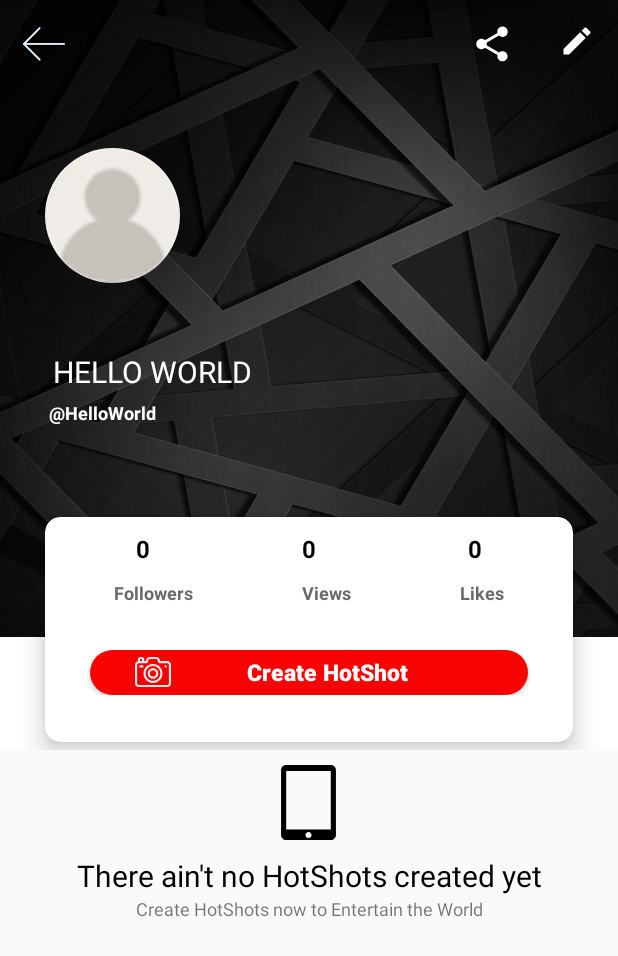
After one commit to soubiakulsum/gaana, an Android app: the MyHotShots screen opened directly, with no data from a screen before it, on a phone screen of 412 x 824 dp. The commit adds this screen. Shown: the top 956 px of the screen. Run offline under Robolectric (Android 15) with nearby library versions, the phone set to English and light mode, and no system bars; our stand-ins replace CircleImageView; Roboto replaces fonts that are not available here.

Commit message:
My Hotshots

```diff
--- a/app/src/main/AndroidManifest.xml
+++ b/app/src/main/AndroidManifest.xml
@@ -11,9 +11,10 @@
         android:roundIcon="@mipmap/ic_launcher_round"
         android:supportsRtl="true"
         android:theme="@style/Theme.Project_gaana">
-        <activity android:name=".activities.SettingsActivity"></activity>
+        <activity android:name=".activities.MyHotShots"></activity>
+        <activity android:name=".activities.SettingsActivity" />
         <activity android:name=".activities.PlayMusicActivity" />
-        <activity android:name=".activities.DummyActivity"></activity>
+        <activity android:name=".activities.DummyActivity" />
 
         <service
             android:name=".services.Empty"
--- /dev/null
+++ b/app/src/main/java/com/example/project_gaana/activities/MyHotShots.java
@@ -0,0 +1,16 @@
+package com.example.project_gaana.activities;
+
+import androidx.appcompat.app.AppCompatActivity;
+
+import android.os.Bundle;
+
+import com.example.project_gaana.R;
+
+public class MyHotShots extends AppCompatActivity {
+
+    @Override
+    protected void onCreate(Bundle savedInstanceState) {
+        super.onCreate(savedInstanceState);
+        setContentView(R.layout.activity_my_hot_shots);
+    }
+}
--- a/app/src/main/java/com/example/project_gaana/activities/SettingsActivity.java
+++ b/app/src/main/java/com/example/project_gaana/activities/SettingsActivity.java
@@ -2,15 +2,52 @@ package com.example.project_gaana.activities;
 
 import androidx.appcompat.app.AppCompatActivity;
 
+import android.content.Intent;
 import android.os.Bundle;
+import android.view.View;
+import android.widget.Button;
+import android.widget.RelativeLayout;
 
 import com.example.project_gaana.R;
 
 public class SettingsActivity extends AppCompatActivity {
+    private Button mBTNHOme;
+
+    private RelativeLayout mHotShotRelativeLayout;
+    private RelativeLayout mCardCoinBalance;
 
     @Override
     protected void onCreate(Bundle savedInstanceState) {
         super.onCreate(savedInstanceState);
         setContentView(R.layout.activity_settings);
+
+
+
+        mBTNHOme = findViewById(R.id.btnHome);
+        mHotShotRelativeLayout = findViewById(R.id.rlHotsShots);
+        mCardCoinBalance = findViewById(R.id.CardCoinBalance);
+//
+//        mCardCoinBalance.setOnClickListener(new View.OnClickListener() {
+//            @Override
+//            public void onClick(View v) {
+//                Intent intent = new Intent(SettingsActivity.this, coinBalance.class);
+//                startActivity(intent);
+//            }
+//        });
+//        mBTNHOme.setOnClickListener(new View.OnClickListener() {
+//            @Override
+//            public void onClick(View v) {
+//                Intent intent = new Intent(SettingsActivity.this, HomeActivity.class);
+//                startActivity(intent);
+//            }
+//        });
+
+        mHotShotRelativeLayout.setOnClickListener(new View.OnClickListener() {
+            @Override
+            public void onClick(View v) {
+                Intent intent = new Intent(SettingsActivity.this, MyHotShots.class);
+                startActivity(intent);
+            }
+        });
     }
 }
--- /dev/null
+++ b/app/src/main/res/layout/activity_my_hot_shots.xml
@@ -0,0 +1,216 @@
+<?xml version="1.0" encoding="utf-8"?>
+<LinearLayout xmlns:android="http://schemas.android.com/apk/res/android"
+    xmlns:app="http://schemas.android.com/apk/res-auto"
+    xmlns:tools="http://schemas.android.com/tools"
+    android:layout_width="match_parent"
+    android:orientation="vertical"
+    android:layout_height="match_parent"
+    tools:context=".activities.MyHotShots">
+    <RelativeLayout
+        android:layout_width="match_parent"
+        android:layout_height="500dp"
+        android:background="@drawable/blackbg">
+
+        <ImageView
+            android:id="@+id/imBack"
+            android:layout_width="28dp"
+            android:layout_height="28dp"
+            android:layout_margin="15dp"
+            android:background="@drawable/left_arrow_white"
+            android:padding="10dp" />
+
+        <ImageView
+            android:layout_width="28dp"
+            android:layout_height="28dp"
+            android:layout_margin="15dp"
+            android:layout_toStartOf="@id/edit"
+            android:background="@drawable/ic_baseline_share_24"
+            android:padding="10dp" />
+
+        <ImageView
+            android:id="@+id/edit"
+            android:layout_width="24dp"
+            android:layout_height="24dp"
+            android:layout_alignParentEnd="true"
+            android:layout_margin="15dp"
+            android:background="@drawable/ic_baseline_edit_24"
+            android:padding="10dp" />
+
+
+        <de.hdodenhof.circleimageview.CircleImageView xmlns:app="http://schemas.android.com/apk/res-auto"
+            android:id="@+id/profilepic"
+            android:layout_width="90dp"
+            android:layout_height="90dp"
+            android:layout_below="@id/imBack"
+            android:layout_marginVertical="40dp"
+            android:layout_marginStart="30dp"
+            android:src="@drawable/user"
+            app:civ_border_width="0dp" />
+
+        <TextView
+            android:id="@+id/nameprofile"
+            android:layout_width="wrap_content"
+            android:layout_height="wrap_content"
+            android:layout_below="@id/profilepic"
+            android:layout_marginStart="30dp"
+            android:padding="5dp"
+            android:text="HELLO WORLD"
+            android:textColor="@color/white"
+            android:textSize="20dp" />
+
+        <TextView
+            android:layout_width="wrap_content"
+            android:layout_height="wrap_content"
+            android:layout_below="@id/nameprofile"
+            android:layout_marginStart="30dp"
+            android:text=" @HelloWorld"
+            android:textColor="@color/white"
+            android:textSize="12sp"
+            android:textStyle="bold" />
+
+        <FrameLayout
+            android:layout_width="match_parent"
+            android:layout_height="75dp"
+            android:layout_alignParentBottom="true"
+            android:background="@color/white" />
+
+        <androidx.cardview.widget.CardView
+            android:id="@+id/ccard"
+            android:layout_width="match_parent"
+            android:layout_height="150dp"
+            app:cardElevation="10dp"
+            android:elevation="10dp"
+            android:layout_marginVertical="5dp"
+            android:outlineSpotShadowColor="@color/black"
+            android:layout_alignParentBottom="true"
+            android:layout_marginHorizontal="30dp"
+            app:cardCornerRadius="10dp">
+
+            <LinearLayout
+                android:layout_width="match_parent"
+                android:layout_height="wrap_content"
+                android:orientation="vertical">
+
+                <LinearLayout
+                    android:id="@+id/zero"
+                    android:layout_width="match_parent"
+                    android:layout_height="wrap_content"
+                    android:layout_margin="10dp"
+                    android:orientation="horizontal"
+                    android:weightSum="3">
+
+                    <TextView
+                        android:layout_width="wrap_content"
+                        android:layout_height="wrap_content"
+                        android:layout_weight="1"
+                        android:text="0"
+                        android:textAlignment="center"
+                        android:textColor="@color/black"
+                        android:textSize="16sp"
+                        android:textStyle="bold" />
+
+                    <TextView
+                        android:layout_width="wrap_content"
+                        android:layout_height="wrap_content"
+                        android:layout_weight="1"
+                        android:text="0"
+                        android:textAlignment="center"
+                        android:textColor="@color/black"
+                        android:textSize="16sp"
+                        android:textStyle="bold" />
+
+                    <TextView
+                        android:layout_width="wrap_content"
+                        android:layout_height="wrap_content"
+                        android:layout_weight="1"
+                        android:text="0"
+                        android:textAlignment="center"
+                        android:textColor="@color/black"
+                        android:textSize="16sp"
+                        android:textStyle="bold" />
+
+                </LinearLayout>
+
+                <LinearLayout
+                    android:layout_width="match_parent"
+                    android:layout_height="wrap_content"
+                    android:layout_marginHorizontal="10dp"
+                    android:orientation="horizontal"
+                    android:weightSum="3">
+
+                    <TextView
+                        android:layout_width="wrap_content"
+                        android:layout_height="wrap_content"
+                        android:layout_weight="1"
+                        android:text="Followers"
+                        android:textAlignment="center"
+                        android:textColor="#D14A4747"
+                        android:textSize="12sp"
+                        android:textStyle="bold" />
+
+                    <TextView
+                        android:layout_width="wrap_content"
+                        android:layout_height="wrap_content"
+                        android:layout_weight="1"
+                        android:text="Views"
+                        android:textAlignment="center"
+                        android:textColor="#D14A4747"
+                        android:textSize="12sp"
+
+                        android:textStyle="bold" />
+
+                    <TextView
+                        android:layout_width="wrap_content"
+                        android:layout_height="wrap_content"
+                        android:layout_weight="1"
+                        android:text="Likes"
+                        android:textAlignment="center"
+                        android:textColor="#D14A4747"
+                        android:textSize="12sp"
+                        android:textStyle="bold" />
+
+                </LinearLayout>
+
+                <Button
+                    android:id="@+id/btnHome"
+                    android:layout_width="match_parent"
+                    android:layout_height="30dp"
+                    android:layout_marginTop="30dp"
+                    android:background="@drawable/red_button"
+                    android:text="Create HotShot"
+                    android:layout_marginHorizontal="30dp"
+                    android:paddingHorizontal="30dp"
+                    android:textAllCaps="false"
+                    android:drawableStart="@drawable/ic_camera"
+                    android:textColor="@color/white"
+                    android:textSize="15sp"
+                    android:textStyle="bold" />
+            </LinearLayout>
+        </androidx.cardview.widget.CardView>
+
+
+
+    </RelativeLayout>
+    <TextView
+        android:layout_width="match_parent"
+        android:textSize="20sp"
+        android:drawableTop="@drawable/ic_tablet"
+        android:layout_below="@id/ccard"
+        android:textAlignment="center"
+        android:id="@+id/noHotshots"
+        android:layout_marginTop="10dp"
+        android:drawablePadding="10dp"
+        android:textColor="@color/black"
+        android:text="There ain't no HotShots created yet"
+        android:layout_height="wrap_content"/>
+    <TextView
+        android:layout_width="match_parent"
+        android:textSize="12sp"
+        android:layout_below="@id/noHotshots"
+        android:textAlignment="center"
+        android:drawablePadding="10dp"
+        android:text="Create HotShots now to Entertain the World"
+        android:layout_height="wrap_content"/>
+
+
+</LinearLayout>
```
